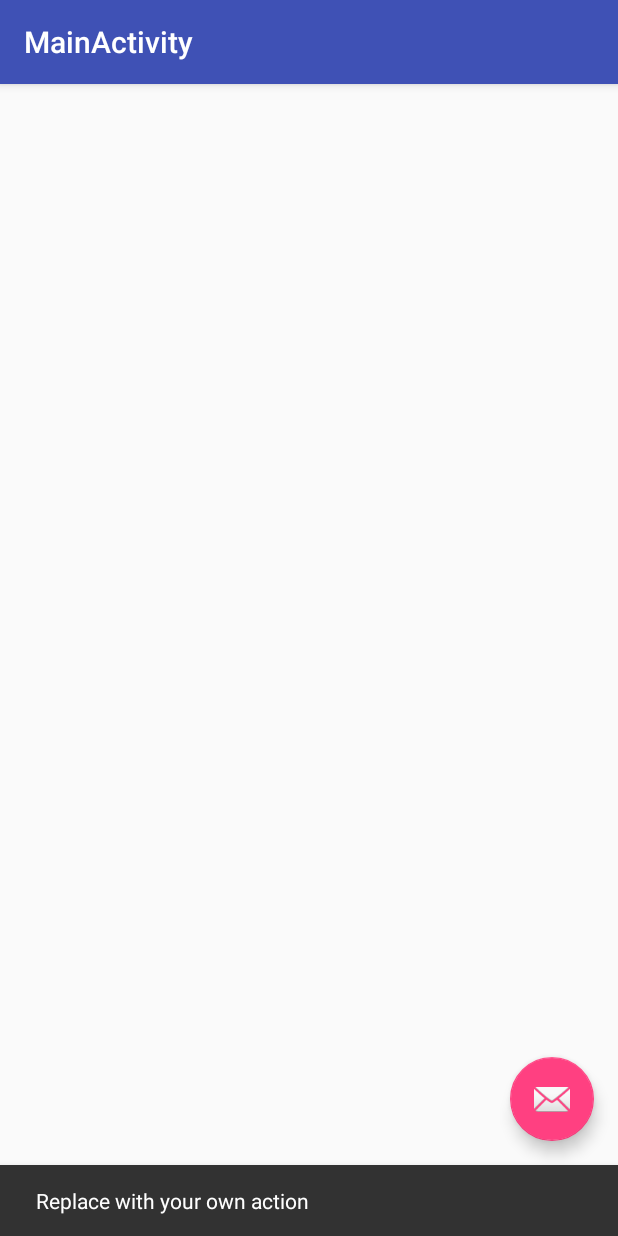
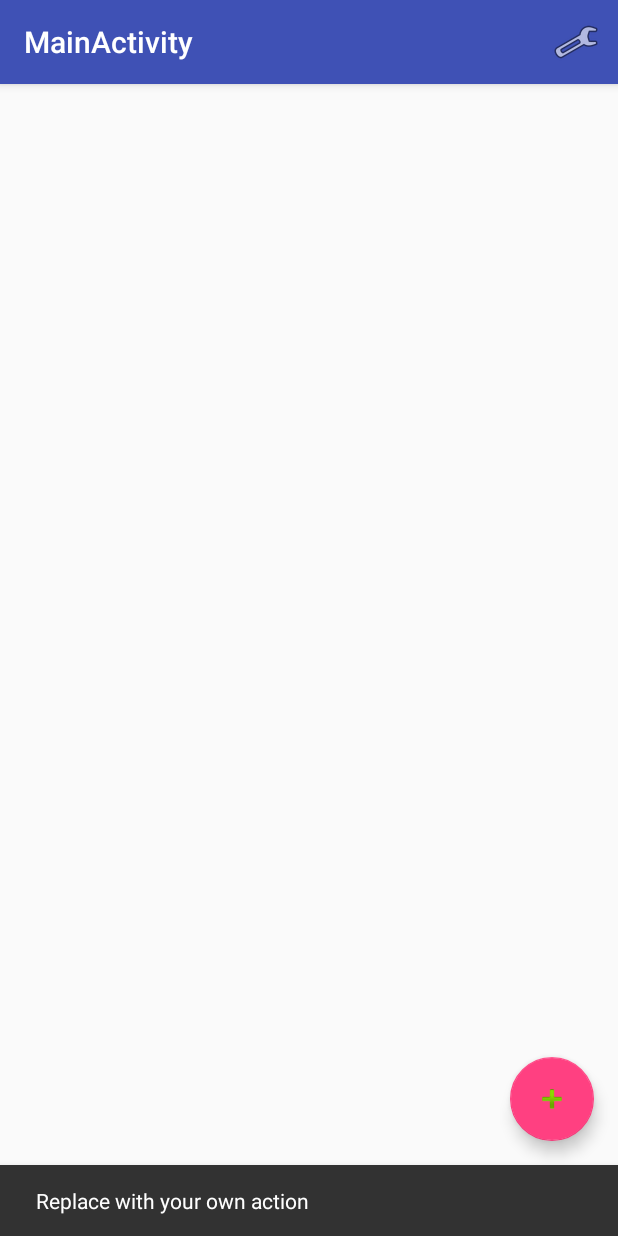
Before and after one commit to MichelM279/PlusMinus, an Android app: the MainActivity screen opened directly, with no data from a screen before it, after a tap on an icon or button, on a phone screen of 412 x 824 dp. Run offline under Robolectric (Android 15) with nearby library versions, the phone set to English and light mode, and no system bars.

Commit message:
Added Menu Button to Titlebar in Main Activity.

```diff
--- a/app/src/main/java/localhost/mmangold/plusminus/LoginActivity.java
+++ b/app/src/main/java/localhost/mmangold/plusminus/LoginActivity.java
@@ -153,6 +153,7 @@ public class LoginActivity extends AppCompatActivity implements LoaderCallbacks<
             // Start new activity
             Intent intent = new Intent(this, MainActivity.class);
             startActivity(intent);
+            finish(); // Somit kann nicht mehr back zu login
             return;
         }
 
--- a/app/src/main/java/localhost/mmangold/plusminus/MainActivity.java
+++ b/app/src/main/java/localhost/mmangold/plusminus/MainActivity.java
@@ -5,6 +5,7 @@ import android.support.design.widget.FloatingActionButton;
 import android.support.design.widget.Snackbar;
 import android.support.v7.app.AppCompatActivity;
 import android.support.v7.widget.Toolbar;
+import android.view.Menu;
 import android.view.View;
 
 public class MainActivity extends AppCompatActivity {
@@ -26,4 +27,12 @@ public class MainActivity extends AppCompatActivity {
         });
     }
 
+    // Menu icons are inflated just as they were with actionbar
+    @Override
+    public boolean onCreateOptionsMenu(Menu menu) {
+        // Inflate the menu; this adds items to the action bar if it is present.
+        getMenuInflater().inflate(R.menu.menu_main, menu);
+        return true;
+    }
+
 }
--- a/app/src/main/res/layout/activity_main.xml
+++ b/app/src/main/res/layout/activity_main.xml
@@ -30,6 +30,6 @@
         android:layout_height="wrap_content"
         android:layout_gravity="bottom|end"
         android:layout_margin="@dimen/fab_margin"
-        android:src="@android:drawable/ic_dialog_email" />
+        android:src="@android:drawable/ic_input_add" />
 
 </android.support.design.widget.CoordinatorLayout>
--- /dev/null
+++ b/app/src/main/res/menu/menu_main.xml
@@ -0,0 +1,12 @@
+<?xml version="1.0" encoding="utf-8"?>
+<menu
+    xmlns:android="http://schemas.android.com/apk/res/android"
+    xmlns:app="http://schemas.android.com/apk/res-auto">
+    <!-- Add Menu Buttons here -->
+    <item
+        android:id="@+id/miCompose"
+        android:icon="@android:drawable/ic_menu_manage"
+        app:showAsAction="ifRoom"
+        android:title="Compose">
+    </item>
+</menu>
```
